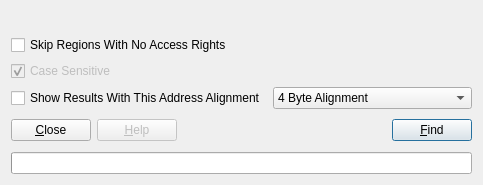
Above: plugins/BinarySearcher/DialogBinaryString.ui from eteran/edb-debugger before the change. Below: the same form after it.
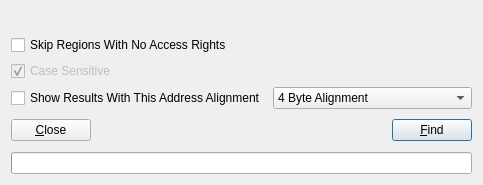
That is the form after the change. Icons and pictures are not drawn. Custom widgets are drawn as their Qt base class.

Commit message: chopped all of the disabled help buttons. They've been disabled since the very first release and frankly **if** edb ever has a comprehensive help system it is most likely to take the form of Wiki.

Patch:
```diff
--- a/plugins/BinarySearcher/DialogBinaryString.ui
+++ b/plugins/BinarySearcher/DialogBinaryString.ui
@@ -48,20 +48,6 @@
        </property>
       </widget>
      </item>
-     <item>
-      <widget class="QPushButton" name="btnHelp">
-       <property name="enabled">
-        <bool>false</bool>
-       </property>
-       <property name="text">
-        <string>&amp;Help</string>
-       </property>
-       <property name="icon">
-        <iconset theme="help-browser">
-         <normaloff>.</normaloff>.</iconset>
-       </property>
-      </widget>
-     </item>
      <item>
       <spacer>
        <property name="orientation">
```
Left out of the diff: 1 changed line with no effect on the pictures. The commit also changes 18 other files.
